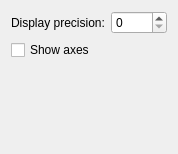
KDE/step, file step/configure_step_general.ui: the form before one commit.
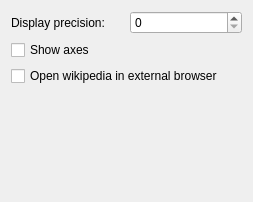
The form after the commit.

Commit message: Added "open in browser" toolbutton for wikibrowser Added "open wikipedia in external browser" option Fixed bug with broken loading of some pictures

```diff
--- a/step/configure_step_general.ui
+++ b/step/configure_step_general.ui
@@ -5,8 +5,8 @@
    <rect>
     <x>0</x>
     <y>0</y>
-    <width>178</width>
-    <height>154</height>
+    <width>253</width>
+    <height>202</height>
    </rect>
   </property>
   <layout class="QGridLayout" >
@@ -28,6 +28,13 @@
     </widget>
    </item>
    <item row="2" column="0" colspan="2" >
+    <widget class="QCheckBox" name="kcfg_wikiExternal" >
+     <property name="text" >
+      <string>Open wikipedia in external browser</string>
+     </property>
+    </widget>
+   </item>
+   <item row="3" column="0" colspan="2" >
     <spacer>
      <property name="orientation" >
       <enum>Qt::Vertical</enum>
```
The commit also changes 6 other files.
